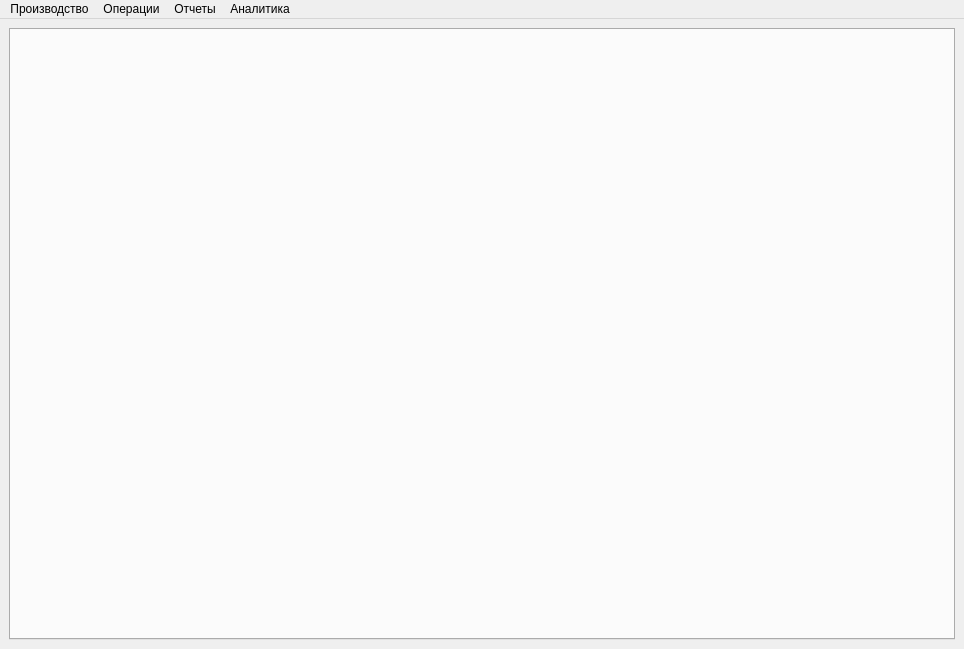
The window that mainwindow.ui (Sergeyego/el_pr) describes before a commit, drawn with Qt 5.
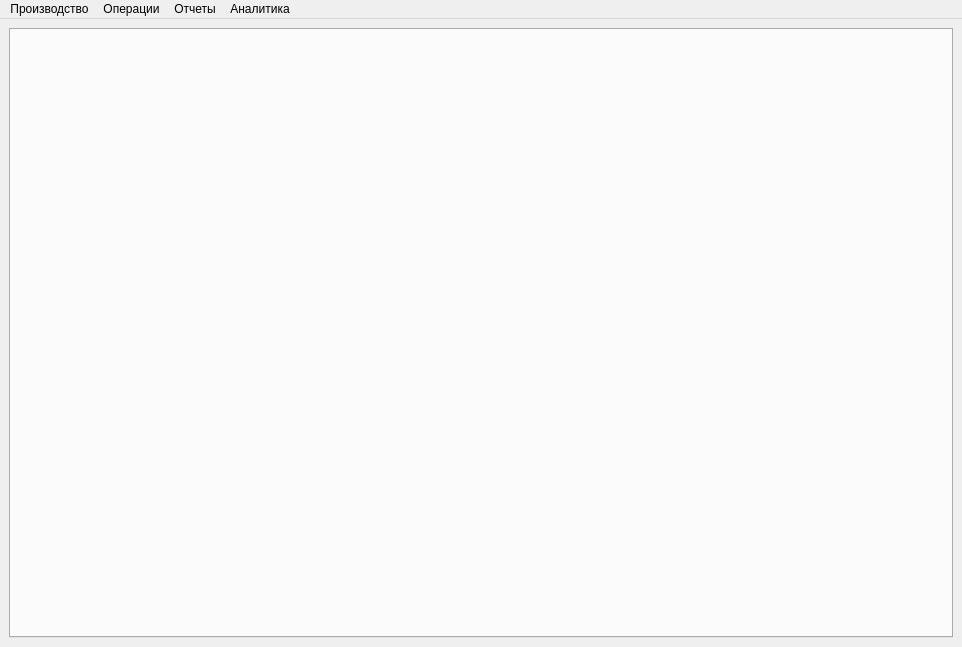
The same window after the commit.

```diff
--- a/mainwindow.ui
+++ b/mainwindow.ui
@@ -6,8 +6,8 @@
    <rect>
     <x>0</x>
     <y>0</y>
-    <width>964</width>
-    <height>649</height>
+    <width>962</width>
+    <height>647</height>
    </rect>
   </property>
   <property name="windowTitle">
@@ -35,7 +35,7 @@
     <rect>
      <x>0</x>
      <y>0</y>
-     <width>964</width>
+     <width>962</width>
      <height>25</height>
     </rect>
    </property>
```
Left out of the diff: 15 changed lines with no effect on the pictures.
